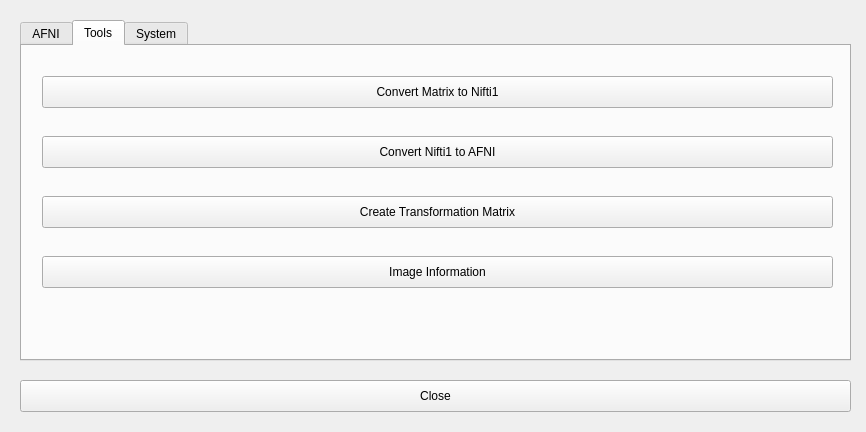
Old version of the form GUI/frmVisualizationGUI.ui in the repository myousefnezhad/easyfmri-old.
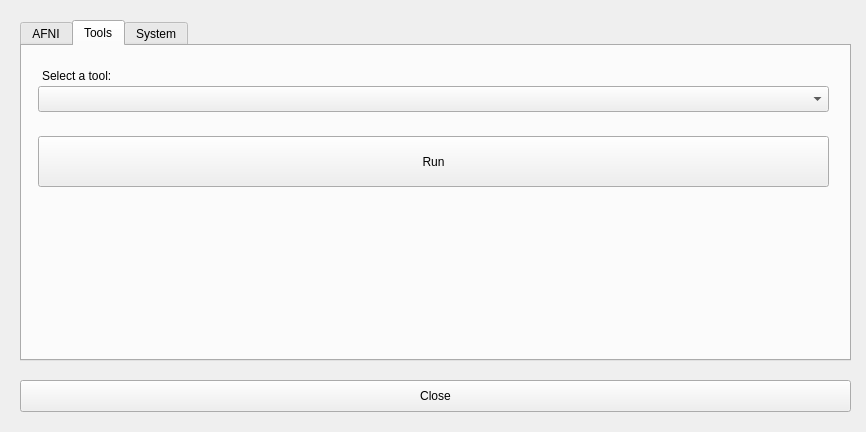
New version of the form. The open tabs and pages were chosen to show the change.

```diff
--- a/GUI/frmVisualizationGUI.ui
+++ b/GUI/frmVisualizationGUI.ui
@@ -122,53 +122,37 @@
     <widget class="QPushButton" name="btnMNConvert">
      <property name="geometry">
       <rect>
-       <x>20</x>
-       <y>30</y>
-       <width>791</width>
-       <height>32</height>
-      </rect>
-     </property>
-     <property name="text">
-      <string>Convert Matrix to Nifti1</string>
-     </property>
-    </widget>
-    <widget class="QPushButton" name="btnNAConvert">
-     <property name="geometry">
-      <rect>
-       <x>20</x>
+       <x>16</x>
        <y>90</y>
        <width>791</width>
-       <height>32</height>
+       <height>51</height>
       </rect>
      </property>
      <property name="text">
-      <string>Convert Nifti1 to AFNI</string>
+      <string>Run</string>
      </property>
     </widget>
-    <widget class="QPushButton" name="btnTranformation">
+    <widget class="QComboBox" name="cbTools">
      <property name="geometry">
       <rect>
-       <x>20</x>
-       <y>150</y>
+       <x>16</x>
+       <y>40</y>
        <width>791</width>
-       <height>32</height>
+       <height>26</height>
       </rect>
      </property>
-     <property name="text">
-      <string>Create Transformation Matrix</string>
-     </property>
     </widget>
-    <widget class="QPushButton" name="btnImageInfo">
+    <widget class="QLabel" name="label_10">
      <property name="geometry">
       <rect>
        <x>20</x>
-       <y>210</y>
-       <width>791</width>
-       <height>32</height>
+       <y>20</y>
+       <width>471</width>
+       <height>20</height>
       </rect>
      </property>
      <property name="text">
-      <string>Image Information</string>
+      <string>Select a tool:</string>
      </property>
     </widget>
    </widget>
```
Left out of the diff: 2 changed lines with no effect on the pictures.
